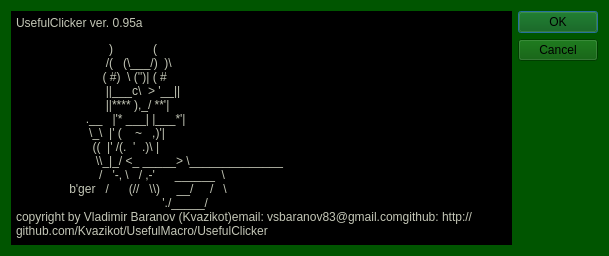
Qt form UsefulClicker/ui/aboutbox.ui (Kvazikot/UsefulMacro) before a commit.
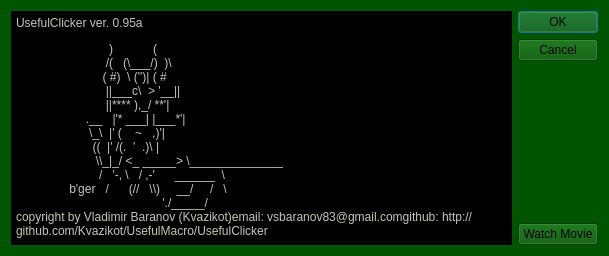
The same form after that commit.

What changed in the file:
```diff
--- a/UsefulClicker/ui/aboutbox.ui
+++ b/UsefulClicker/ui/aboutbox.ui
@@ -16,8 +16,8 @@
   <property name="styleSheet">
    <string notr="true">background-color: rgb(0, 85, 0);</string>
   </property>
-  <layout class="QHBoxLayout" name="horizontalLayout">
-   <item>
+  <layout class="QGridLayout" name="gridLayout">
+   <item row="0" column="0">
     <widget class="QTextEdit" name="textEdit">
      <property name="styleSheet">
       <string notr="true">background-color: rgb(0, 0, 0);
@@ -51,6 +51,8 @@
      </property>
     </widget>
    </item>
+   <item row="0" column="1">
+    <layout class="QVBoxLayout" name="verticalLayout">
    <item>
     <widget class="QDialogButtonBox" name="buttonBox">
      <property name="orientation">
@@ -60,6 +62,15 @@
       <set>QDialogButtonBox::Cancel|QDialogButtonBox::Ok</set>
      </property>
     </widget>
+     </item>
+     <item>
+      <widget class="QPushButton" name="whatchMovie">
+       <property name="text">
+        <string>Watch Movie</string>
+       </property>
+      </widget>
+     </item>
+    </layout>
    </item>
   </layout>
  </widget>
```
Lines whose indentation alone changed are shown as unchanged.
